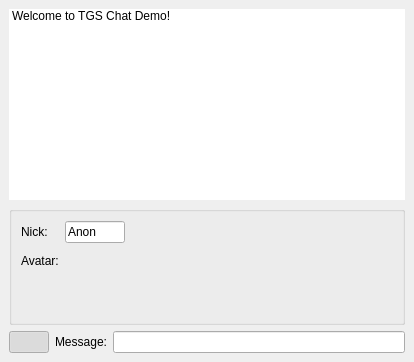
Qt form src/ui/main.ui (whirm/tgs-pc) before a commit.
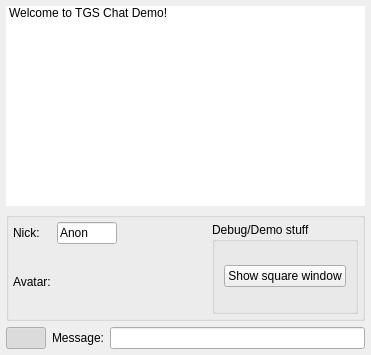
The same form after that commit. Icons and pictures are not drawn.

Commit message: New dialog for showing square info.

The edit to the form file:
```diff
--- a/src/ui/main.ui
+++ b/src/ui/main.ui
@@ -6,8 +6,8 @@
    <rect>
     <x>0</x>
     <y>0</y>
-    <width>414</width>
-    <height>362</height>
+    <width>371</width>
+    <height>355</height>
    </rect>
   </property>
   <property name="windowTitle">
@@ -15,6 +15,9 @@
   </property>
   <widget class="QWidget" name="centralwidget">
    <layout class="QVBoxLayout" name="verticalLayout">
+    <property name="margin">
+     <number>6</number>
+    </property>
     <item>
      <widget class="QListWidget" name="message_list">
       <property name="frameShape">
@@ -86,15 +89,20 @@
       <property name="checkable">
        <bool>false</bool>
       </property>
-      <layout class="QFormLayout" name="formLayout">
-       <property name="fieldGrowthPolicy">
-        <enum>QFormLayout::AllNonFixedFieldsGrow</enum>
+      <layout class="QHBoxLayout" name="horizontalLayout_2">
+       <property name="margin">
+        <number>4</number>
        </property>
-       <property name="formAlignment">
-        <set>Qt::AlignLeading|Qt::AlignLeft|Qt::AlignVCenter</set>
-       </property>
+       <item>
+        <layout class="QGridLayout" name="gridLayout">
        <item row="0" column="0">
         <widget class="QLabel" name="label">
+           <property name="sizePolicy">
+            <sizepolicy hsizetype="Minimum" vsizetype="Preferred">
+             <horstretch>0</horstretch>
+             <verstretch>0</verstretch>
+            </sizepolicy>
+           </property>
          <property name="text">
           <string>Nick:</string>
          </property>
@@ -122,6 +130,19 @@
          </property>
         </widget>
        </item>
+         <item row="1" column="0">
+          <widget class="QLabel" name="label_3">
+           <property name="sizePolicy">
+            <sizepolicy hsizetype="Minimum" vsizetype="Preferred">
+             <horstretch>0</horstretch>
+             <verstretch>0</verstretch>
+            </sizepolicy>
+           </property>
+           <property name="text">
+            <string>Avatar:</string>
+           </property>
+          </widget>
+         </item>
        <item row="1" column="1">
         <widget class="QPushButton" name="avatar_btn">
          <property name="sizePolicy">
@@ -160,11 +181,35 @@
          </property>
         </widget>
        </item>
-       <item row="1" column="0">
-        <widget class="QLabel" name="label_3">
+         <item row="1" column="2">
+          <spacer name="horizontalSpacer">
+           <property name="orientation">
+            <enum>Qt::Horizontal</enum>
+           </property>
+           <property name="sizeHint" stdset="0">
+            <size>
+             <width>40</width>
+             <height>20</height>
+            </size>
+           </property>
+          </spacer>
+         </item>
+        </layout>
+       </item>
+       <item>
+        <widget class="QGroupBox" name="groupBox_2">
+         <property name="title">
+          <string>Debug/Demo stuff</string>
+         </property>
+         <layout class="QVBoxLayout" name="verticalLayout_2">
+          <item>
+           <widget class="QPushButton" name="showSquare_btn">
          <property name="text">
-          <string>Avatar:</string>
-         </property>
+             <string>Show square window</string>
+            </property>
+           </widget>
+          </item>
+         </layout>
         </widget>
        </item>
       </layout>
```
Left out of the diff: 4 changed lines with no effect on the pictures. Lines whose indentation alone changed are shown as unchanged. The commit also changes 2 other files.
